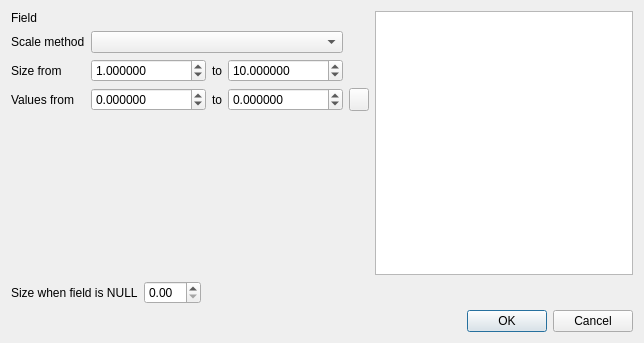
carsmie/QGIS, file src/ui/symbollayer/widget_size_scale.ui: the form before one commit.
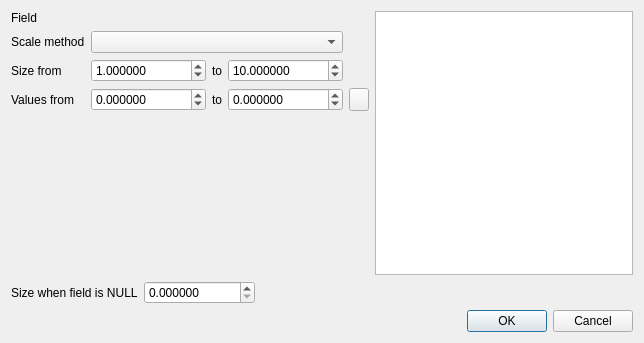
The form after the commit. Custom widgets are drawn as their Qt base class.

Commit message: Update max value for null size in size assistant (required for sizes in map units, where large values are needed)

Diff of the .ui file:
```diff
--- a/src/ui/symbollayer/widget_size_scale.ui
+++ b/src/ui/symbollayer/widget_size_scale.ui
@@ -187,6 +187,12 @@
      </item>
      <item>
       <widget class="QgsDoubleSpinBox" name="nullSizeSpinBox">
+       <property name="decimals">
+        <number>6</number>
+       </property>
+       <property name="maximum">
+        <double>99999999.000000000000000</double>
+       </property>
        <property name="singleStep">
         <double>0.100000000000000</double>
        </property>
```
Left out of the diff: 5 changed lines with no effect on the pictures.
